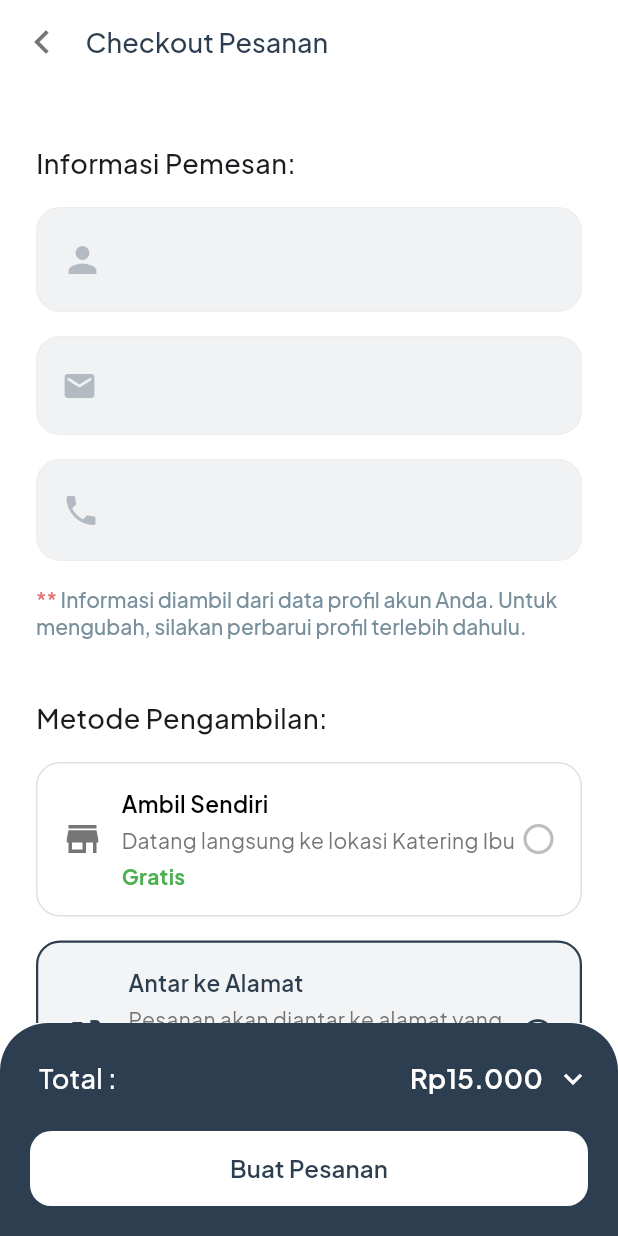
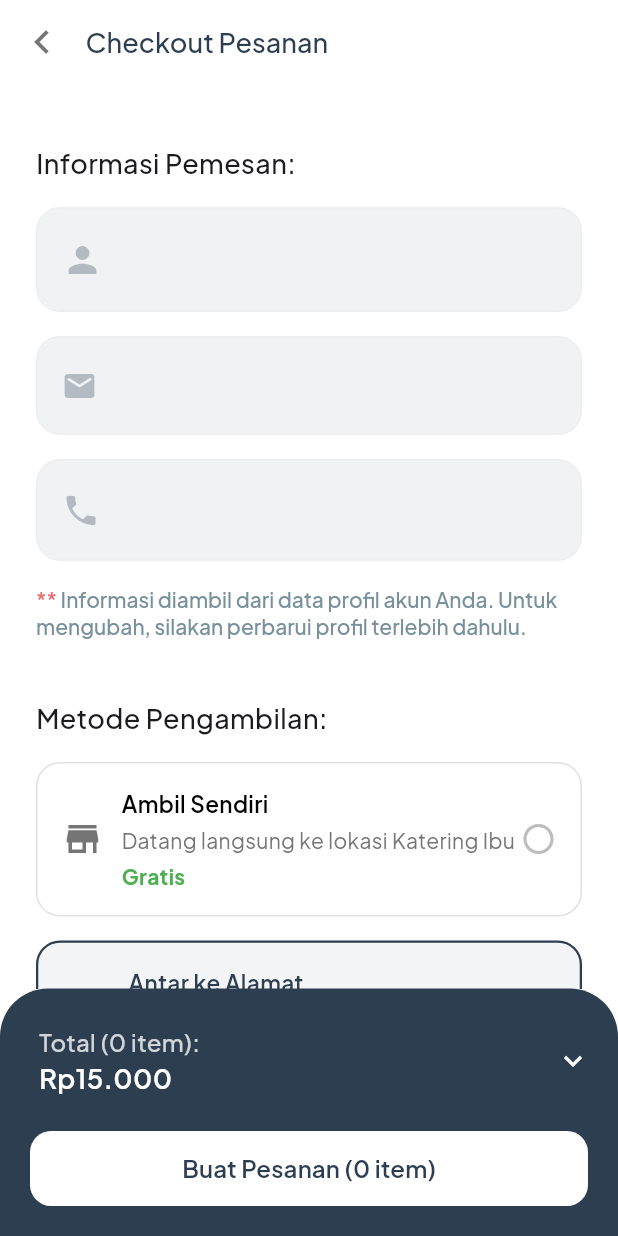
Before and after one commit to zaki-ramadhan/katering-ibu-mobile-app, a Flutter app: the CheckoutOrderScreen screen opened directly, after a tap on "Antar ke Alamat", on a phone screen of 412 x 824 dp. Run offline on Flutter 3.47's test engine with Material 3 defaults, Android fonts, the phone set to English and light mode, and no system bars; our stand-ins replace animated_splash_screen, flutter_profile_picture, google_fonts, logger, lottie, shared_preferences and 1 more; accounts and stored records are empty; network calls fail; project files that could hold a hidden picture were left out.

Commit message:
fix select cart_item feature to send selected cart_items to checkout_order_screen

```diff
--- /dev/null
+++ b/lib/config/index.dart
@@ -0,0 +1,2 @@
+final String baseUrl = 'http://192.168.0.139:8001/api';
+// final String baseUrl = 'http://192.168.215.92:8001/api';
--- a/lib/constants/index.dart
+++ b/lib/constants/index.dart
@@ -12,7 +12,6 @@ const bold = FontWeight.w700;
 const extrabold = FontWeight.w800;
 const black = FontWeight.w900;
 
-// color star
 const starColor = Color(0xFFFFD250);
 const transparent = Colors.transparent;
 const white = Colors.white;
--- a/lib/models/user_model.dart
+++ b/lib/models/user_model.dart
@@ -13,7 +13,6 @@ class User {
     this.fotoProfil,
   });
 
-  // Getter untuk kompatibilitas
   String get name => nama;
 
   factory User.fromJson(Map<String, dynamic> json) {
--- a/lib/screens/client/checkout_order_screen.dart
+++ b/lib/screens/client/checkout_order_screen.dart
@@ -1,7 +1,11 @@
+// ignore_for_file: use_build_context_synchronously
+
 import 'package:flutter/material.dart';
 import 'package:google_fonts/google_fonts.dart';
 import 'package:katering_ibu_m_flutter/constants/index.dart';
+import 'package:katering_ibu_m_flutter/models/menu_model.dart';
 import 'package:katering_ibu_m_flutter/provider/cart_provider.dart';
+
 import 'package:katering_ibu_m_flutter/services/user_service.dart';
 import 'package:katering_ibu_m_flutter/models/user_model.dart';
 import 'package:katering_ibu_m_flutter/widgets/custom_app_bar.dart';
@@ -11,7 +15,9 @@ import 'package:intl/intl.dart';
 import 'package:shared_preferences/shared_preferences.dart';
 
 class CheckoutOrderScreen extends StatefulWidget {
-  const CheckoutOrderScreen({super.key});
+  final List<CartItem>? selectedItems;
+
+  const CheckoutOrderScreen({super.key, this.selectedItems});
 
   @override
   State<CheckoutOrderScreen> createState() => _CheckoutOrderScreenState();
@@ -39,10 +45,14 @@ class _CheckoutOrderScreenState extends State<CheckoutOrderScreen> {
   final GlobalKey<FormState> _formKey = GlobalKey<FormState>();
   bool _isAlamatFocused = false;
 
+  List<CartItem> _checkoutItems = [];
+  double _checkoutTotal = 0;
+
   @override
   void initState() {
     super.initState();
     _loadUserData();
+    _initializeCheckoutItems();
 
     _alamatFocusNode.addListener(() {
       setState(() {
@@ -94,6 +104,20 @@ class _CheckoutOrderScreenState extends State<CheckoutOrderScreen> {
         _isLoadingUser = false;
       });
     }
+  }
+
+  void _initializeCheckoutItems() {
+    if (widget.selectedItems != null && widget.selectedItems!.isNotEmpty) {
+      _checkoutItems = widget.selectedItems!;
+    } else {
+      final cartProvider = Provider.of<CartProvider>(context, listen: false);
+      _checkoutItems = cartProvider.cartItems;
+    }
+
+    _checkoutTotal = _checkoutItems.fold(
+      0,
+      (sum, item) => sum + item.totalPrice,
+    );
   }
 
   @override
@@ -535,7 +559,6 @@ class _CheckoutOrderScreenState extends State<CheckoutOrderScreen> {
           ),
         ),
 
-        // Option Cashless
         GestureDetector(
           onTap: () {
             setState(() {
@@ -644,11 +667,8 @@ class _CheckoutOrderScreenState extends State<CheckoutOrderScreen> {
   }
 
   Widget _buildBottomBar(BuildContext context) {
-    return Consumer<CartProvider>(
-      builder: (context, cartProvider, child) {
-        final subtotal = cartProvider.totalPrice;
-        final deliveryFee =
-            _selectedPickupMethod == 'delivery' ? _deliveryFee : 0;
+    final subtotal = _checkoutTotal;
+    final deliveryFee = _selectedPickupMethod == 'delivery' ? _deliveryFee : 0;
     final total = subtotal + deliveryFee;
 
     return Container(
@@ -669,7 +689,6 @@ class _CheckoutOrderScreenState extends State<CheckoutOrderScreen> {
             child: Column(
               spacing: 8,
               children: [
-                    // Area yang bisa diklik untuk toggle dropdown
                 GestureDetector(
                   onTap: () {
                     setState(() {
@@ -678,24 +697,21 @@ class _CheckoutOrderScreenState extends State<CheckoutOrderScreen> {
                   },
                   child: Container(
                     padding: EdgeInsets.symmetric(vertical: 8),
-                        color:
-                            Colors
-                                .transparent, // Area transparan untuk tap area
+                    color: Colors.transparent,
                     child: Row(
                       mainAxisAlignment: MainAxisAlignment.spaceBetween,
                       children: [
+                        Column(
+                          crossAxisAlignment: CrossAxisAlignment.start,
+                          children: [
                             Text(
-                              'Total :',
+                              'Total (${_checkoutItems.length} item):',
                               style: GoogleFonts.plusJakartaSans(
-                                fontSize: 18,
-                                color: white,
+                                fontSize: 16,
+                                color: white.withAlpha(200),
                                 fontWeight: medium,
                               ),
                             ),
-                            Container(
-                              margin: EdgeInsets.only(right: 12),
-                              child: Row(
-                                children: [
                             Text(
                               rupiahFormat.format(total),
                               style: GoogleFonts.plusJakartaSans(
@@ -704,15 +720,16 @@ class _CheckoutOrderScreenState extends State<CheckoutOrderScreen> {
                                 color: white,
                               ),
                             ),
-                                  SizedBox(width: 8),
-                                  Icon(
+                          ],
+                        ),
+                        Container(
+                          margin: EdgeInsets.only(right: 12),
+                          child: Icon(
                             _isShowed
                                 ? Icons.keyboard_arrow_up
                                 : Icons.keyboard_arrow_down,
                             color: white,
                             size: 24,
-                                  ),
-                                ],
                           ),
                         ),
                       ],
@@ -725,6 +742,33 @@ class _CheckoutOrderScreenState extends State<CheckoutOrderScreen> {
                     child: Column(
                       spacing: 12,
                       children: [
+                        ...(_checkoutItems.map(
+                          (item) => Row(
+                            mainAxisAlignment: MainAxisAlignment.spaceBetween,
+                            children: [
+                              Expanded(
+                                child: Text(
+                                  '${item.quantity}x ${item.menu.namaMenu}',
+                                  style: GoogleFonts.plusJakartaSans(
+                                    fontSize: 14,
+                                    color: white.withAlpha(140),
+                                    fontWeight: medium,
+                                  ),
+                                  overflow: TextOverflow.ellipsis,
+                                ),
+                              ),
+                              Text(
+                                rupiahFormat.format(item.totalPrice),
+                                style: GoogleFonts.plusJakartaSans(
+                                  fontSize: 14,
+                                  fontWeight: medium,
+                                  color: white.withAlpha(140),
+                                ),
+                              ),
+                            ],
+                          ),
+                        )),
+                        Divider(color: white.withAlpha(100), height: 1),
                         Row(
                           mainAxisAlignment: MainAxisAlignment.spaceBetween,
                           children: [
@@ -748,8 +792,7 @@ class _CheckoutOrderScreenState extends State<CheckoutOrderScreen> {
                         ),
                         if (_selectedPickupMethod == 'delivery')
                           Row(
-                                mainAxisAlignment:
-                                    MainAxisAlignment.spaceBetween,
+                            mainAxisAlignment: MainAxisAlignment.spaceBetween,
                             children: [
                               Text(
                                 'Biaya Ongkir :',
@@ -771,8 +814,7 @@ class _CheckoutOrderScreenState extends State<CheckoutOrderScreen> {
                           ),
                         if (_selectedPickupMethod == 'pickup')
                           Row(
-                                mainAxisAlignment:
-                                    MainAxisAlignment.spaceBetween,
+                            mainAxisAlignment: MainAxisAlignment.spaceBetween,
                             children: [
                               Text(
                                 'Ongkir :',
@@ -802,7 +844,7 @@ class _CheckoutOrderScreenState extends State<CheckoutOrderScreen> {
             padding: EdgeInsets.only(right: 20),
             child: ElevatedButton(
               onPressed: () {
-                    _processCheckout(context, cartProvider);
+                _processCheckout(context);
               },
               style: ElevatedButton.styleFrom(
                 foregroundColor: primaryColor,
@@ -815,7 +857,7 @@ class _CheckoutOrderScreenState extends State<CheckoutOrderScreen> {
                 ),
               ),
               child: Text(
-                    'Buat Pesanan',
+                'Buat Pesanan (${_checkoutItems.length} item)',
                 style: GoogleFonts.plusJakartaSans(
                   fontSize: 16,
                   fontWeight: semibold,
@@ -826,11 +868,9 @@ class _CheckoutOrderScreenState extends State<CheckoutOrderScreen> {
         ],
       ),
     );
-      },
-    );
   }
 
-  void _processCheckout(BuildContext context, CartProvider cartProvider) {
+  void _processCheckout(BuildContext context) async {
     if (_selectedPickupMethod == 'delivery') {
       if (!_formKey.currentState!.validate()) {
         ScaffoldMessenger.of(context).showSnackBar(
@@ -843,28 +883,52 @@ class _CheckoutOrderScreenState extends State<CheckoutOrderScreen> {
       }
     }
 
-    logger.i('=== CHECKOUT DATA ===');
-    logger.i('User: ${_currentUser?.nama}');
-    logger.i('Email: ${_currentUser?.email}');
-    logger.i('Phone: ${_currentUser?.phone}');
-    logger.i('Pickup Method: $_selectedPickupMethod');
-    if (_selectedPickupMethod == 'delivery') {
-      logger.i('Delivery Address: ${_alamatController.text.trim()}');
-    }
-    logger.i('Payment Method: $_selectedPaymentMethod');
-    logger.i('Subtotal: ${cartProvider.totalPrice}');
-    logger.i(
-      'Delivery Fee: ${_selectedPickupMethod == 'delivery' ? _deliveryFee : 0}',
+    showDialog(
+      context: context,
+      barrierDismissible: false,
+      builder:
+          (context) => Center(
+            child: Container(
+              padding: EdgeInsets.all(20),
+              decoration: BoxDecoration(
+                color: Colors.white,
+                borderRadius: BorderRadius.circular(10),
+              ),
+              child: Column(
+                mainAxisSize: MainAxisSize.min,
+                children: [
+                  CircularProgressIndicator(color: primaryColor),
+                  SizedBox(height: 16),
+                  Text(
+                    'Memproses ${_checkoutItems.length} item...',
+                    style: GoogleFonts.plusJakartaSans(
+                      fontSize: 16,
+                      fontWeight: FontWeight.w500,
+                    ),
+                  ),
+                ],
+              ),
+            ),
+          ),
     );
-    logger.i(
-      'Total: ${cartProvider.totalPrice + (_selectedPickupMethod == 'delivery' ? _deliveryFee : 0)}',
-    );
-    logger.i('Cart Items: ${cartProvider.cartItems.length}');
 
+    await Future.delayed(Duration(seconds: 2));
+
+    Navigator.pop(context);
+
+    final cartProvider = Provider.of<CartProvider>(context, listen: false);
+    List<Menu> menusToRemove = _checkoutItems.map((item) => item.menu).toList();
+    await cartProvider.removeMultipleItems(menusToRemove);
+
+    Navigator.of(context).popUntil((route) => route.isFirst);
     ScaffoldMessenger.of(context).showSnackBar(
       SnackBar(
-        content: Text('Pesanan berhasil dibuat!'),
+        content: Text(
+          'Pesanan ${_checkoutItems.length} item berhasil dibuat!',
+          style: GoogleFonts.plusJakartaSans(color: Colors.white),
+        ),
         backgroundColor: Colors.green,
+        duration: Duration(seconds: 3),
       ),
     );
   }
--- a/lib/screens/client/home_screen.dart
+++ b/lib/screens/client/home_screen.dart
@@ -188,7 +188,6 @@ class _HomeScreenState extends State<HomeScreen> {
             ),
           ),
 
-          // Notification Button
           Container(
             decoration: BoxDecoration(
               color: white.withAlpha(20),
--- a/lib/screens/client/login_screen.dart
+++ b/lib/screens/client/login_screen.dart
@@ -297,7 +297,7 @@ class _LoginScreenState extends State<LoginScreen> {
                     shape: RoundedRectangleBorder(
                       borderRadius: BorderRadius.circular(12),
                     ),
-                    disabledBackgroundColor: primaryColor.withOpacity(0.6),
+                    disabledBackgroundColor: primaryColor..withAlpha(153),
                   ),
                   child:
                       _isLoading
--- a/lib/screens/client/register_screen.dart
+++ b/lib/screens/client/register_screen.dart
@@ -283,7 +283,7 @@ class _RegisterState extends State<Register> {
                       shape: RoundedRectangleBorder(
                         borderRadius: BorderRadius.circular(12),
                       ),
-                      disabledBackgroundColor: primaryColor.withOpacity(0.6),
+                      disabledBackgroundColor: primaryColor..withAlpha(153),
                     ),
                     child:
                         _isLoading
--- a/lib/screens/client/view_menu_screen.dart
+++ b/lib/screens/client/view_menu_screen.dart
@@ -448,7 +448,6 @@ class ViewMenu extends StatelessWidget {
                   mainAxisSize: MainAxisSize.min,
                   crossAxisAlignment: CrossAxisAlignment.start,
                   children: [
-                    // Handle indicator
                     Center(
                       child: Container(
                         width: 40,
@@ -461,7 +460,6 @@ class ViewMenu extends StatelessWidget {
                     ),
                     SizedBox(height: 20),
 
-                    // Menu info
                     Row(
                       children: [
                         ClipRRect(
@@ -513,7 +511,6 @@ class ViewMenu extends StatelessWidget {
 
                     SizedBox(height: 24),
 
-                    // Quantity selector
                     Text(
                       'Jumlah Pesanan',
                       style: GoogleFonts.plusJakartaSans(
@@ -583,7 +580,6 @@ class ViewMenu extends StatelessWidget {
 
                     SizedBox(height: 24),
 
-                    // Add to cart button
                     Consumer<CartProvider>(
                       builder: (context, cartProvider, child) {
                         return SizedBox(
--- a/lib/widgets/custom_notification.dart
+++ b/lib/widgets/custom_notification.dart
@@ -11,7 +11,6 @@ class CustomNotification {
     Color backgroundColor = Colors.green,
     Duration duration = const Duration(seconds: 3),
   }) {
-    // Hide current snackbar jika ada
     ScaffoldMessenger.of(context).hideCurrentSnackBar();
 
     ScaffoldMessenger.of(context).showSnackBar(
```
Also changed, not shown: lib/provider/cart_provider.dart (+42 -20 lines), lib/screens/client/cart_screen.dart (+22 -5 lines), lib/services/order_service.dart (+16 -3 lines), 1 other file. Lines whose indentation alone changed are shown as unchanged.
